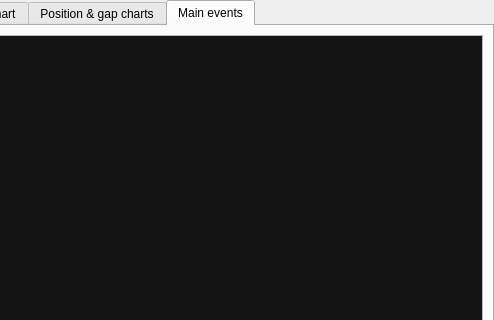
This is ui/driverdatawidget.ui in gronberg/f1lt as Qt 5 draws it before an edit; both pictures show x 156 to 650 and y 0 to 320 of the 650 by 615 pixel window. The edited form follows.
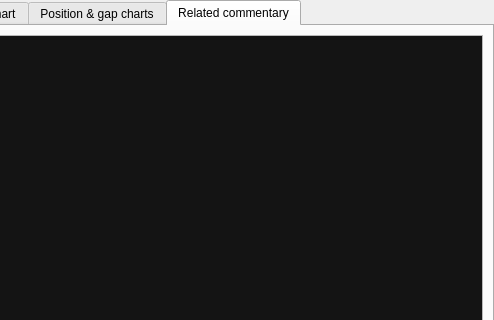
This is the edited form. The open tabs and pages were chosen to show the change.

Diff of the .ui file:
```diff
--- a/ui/driverdatawidget.ui
+++ b/ui/driverdatawidget.ui
@@ -1366,7 +1366,7 @@
      </widget>
      <widget class="QWidget" name="tab_4">
       <attribute name="title">
-       <string>Main events</string>
+       <string>Related commentary</string>
       </attribute>
       <layout class="QVBoxLayout" name="verticalLayout_6">
        <item>
```
Left out of the diff: 2 changed lines with no effect on the pictures.
